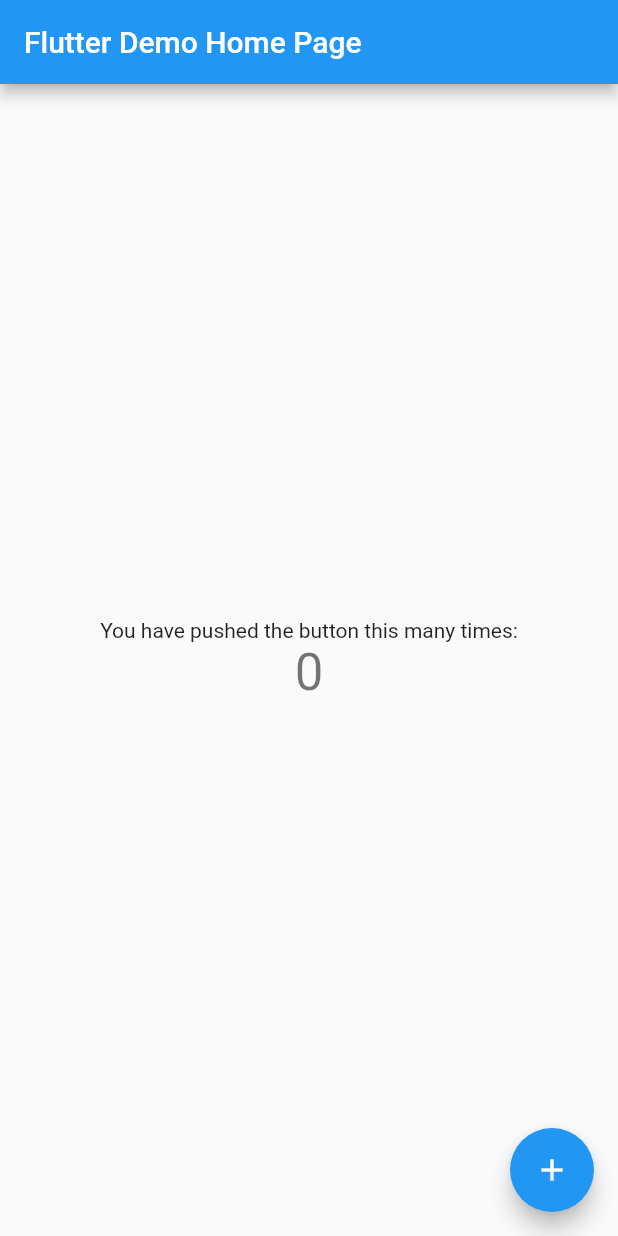
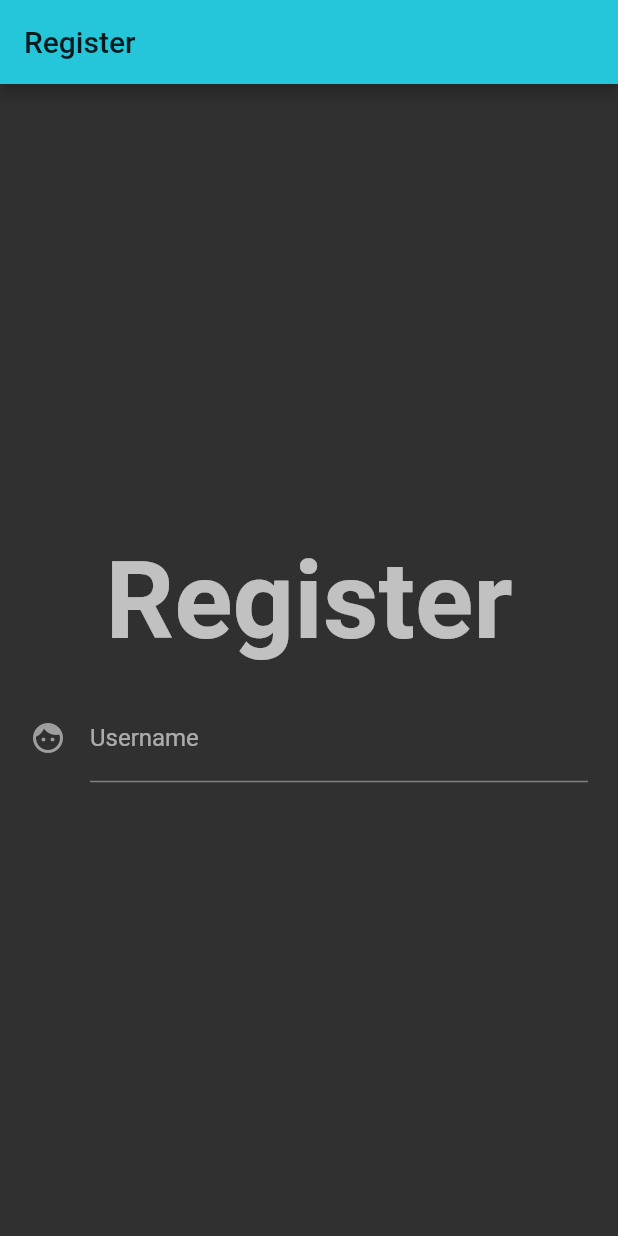
Before and after one commit to zainahmed0597/e_commerce_flutter, a Flutter app: the screen it shows after launch, on a phone screen of 412 x 824 dp. Run offline on Flutter 3.47's test engine with Material 2 defaults, Android fonts, the phone set to English and light mode, and no system bars.

Commit message:
add files

```diff
--- a/lib/main.dart
+++ b/lib/main.dart
@@ -1,3 +1,4 @@
+import 'package:e_commerce_flutter/pages/register_page.dart';
 import 'package:flutter/material.dart';
 
 void main() {
@@ -5,109 +6,20 @@
 }
 
 class MyApp extends StatelessWidget {
-  // This widget is the root of your application.
   @override
   Widget build(BuildContext context) {
     return MaterialApp(
       title: 'Flutter Demo',
+      debugShowCheckedModeBanner: false,
       theme: ThemeData(
-        // This is the theme of your application.
-        //
-        // Try running your application with "flutter run". You'll see the
-        // application has a blue toolbar. Then, without quitting the app, try
-        // changing the primarySwatch below to Colors.green and then invoke
-        // "hot reload" (press "r" in the console where you ran "flutter run",
-        // or simply save your changes to "hot reload" in a Flutter IDE).
-        // Notice that the counter didn't reset back to zero; the application
-        // is not restarted.
-        primarySwatch: Colors.blue,
+        brightness: Brightness.dark,
+        primaryColor: Colors.cyan[400],
+        accentColor: Colors.deepOrange[200],
+        textTheme: TextTheme(
+          headline1: TextStyle(fontSize: 72.0, fontWeight: FontWeight.bold),
+        ),
       ),
-      home: MyHomePage(title: 'Flutter Demo Home Page'),
+      home: RegisterPage(),
     );
   }
 }
-
-class MyHomePage extends StatefulWidget {
-  MyHomePage({Key key, this.title}) : super(key: key);
-
-  // This widget is the home page of your application. It is stateful, meaning
-  // that it has a State object (defined below) that contains fields that affect
-  // how it looks.
-
-  // This class is the configuration for the state. It holds the values (in this
-  // case the title) provided by the parent (in this case the App widget) and
-  // used by the build method of the State. Fields in a Widget subclass are
-  // always marked "final".
-
-  final String title;
-
-  @override
-  _MyHomePageState createState() => _MyHomePageState();
-}
-
-class _MyHomePageState extends State<MyHomePage> {
-  int _counter = 0;
-
-  void _incrementCounter() {
-    setState(() {
-      // This call to setState tells the Flutter framework that something has
-      // changed in this State, which causes it to rerun the build method below
-      // so that the display can reflect the updated values. If we changed
-      // _counter without calling setState(), then the build method would not be
-      // called again, and so nothing would appear to happen.
-      _counter++;
-    });
-  }
-
-  @override
-  Widget build(BuildContext context) {
-    // This method is rerun every time setState is called, for instance as done
-    // by the _incrementCounter method above.
-    //
-    // The Flutter framework has been optimized to make rerunning build methods
-    // fast, so that you can just rebuild anything that needs updating rather
-    // than having to individually change instances of widgets.
-    return Scaffold(
-      appBar: AppBar(
-        // Here we take the value from the MyHomePage object that was created by
-        // the App.build method, and use it to set our appbar title.
-        title: Text(widget.title),
-      ),
-      body: Center(
-        // Center is a layout widget. It takes a single child and positions it
-        // in the middle of the parent.
-        child: Column(
-          // Column is also a layout widget. It takes a list of children and
-          // arranges them vertically. By default, it sizes itself to fit its
-          // children horizontally, and tries to be as tall as its parent.
-          //
-          // Invoke "debug painting" (press "p" in the console, choose the
-          // "Toggle Debug Paint" action from the Flutter Inspector in Android
-          // Studio, or the "Toggle Debug Paint" command in Visual Studio Code)
-          // to see the wireframe for each widget.
-          //
-          // Column has various properties to control how it sizes itself and
-          // how it positions its children. Here we use mainAxisAlignment to
-          // center the children vertically; the main axis here is the vertical
-          // axis because Columns are vertical (the cross axis would be
-          // horizontal).
-          mainAxisAlignment: MainAxisAlignment.center,
-          children: <Widget>[
-            Text(
-              'You have pushed the button this many times:',
-            ),
-            Text(
-              '$_counter',
-              style: Theme.of(context).textTheme.headline4,
-            ),
-          ],
-        ),
-      ),
-      floatingActionButton: FloatingActionButton(
-        onPressed: _incrementCounter,
-        tooltip: 'Increment',
-        child: Icon(Icons.add),
-      ), // This trailing comma makes auto-formatting nicer for build methods.
-    );
-  }
-}
--- /dev/null
+++ b/lib/pages/register_page.dart
@@ -0,0 +1,49 @@
+import 'package:flutter/material.dart';
+
+class RegisterPage extends StatefulWidget {
+  @override
+  _RegisterPageState createState() => _RegisterPageState();
+}
+
+class _RegisterPageState extends State<RegisterPage> {
+  @override
+  Widget build(BuildContext context) {
+    return Scaffold(
+      appBar: AppBar(
+        title: Text("Register"),
+      ),
+      body: Container(
+        padding: EdgeInsets.symmetric(
+          horizontal: 20.0,
+        ),
+        child: Center(
+          child: SingleChildScrollView(
+            child: Form(
+              child: Column(
+                children: [
+                  Text(
+                    'Register',
+                    style: Theme.of(context).textTheme.headline1,
+                  ),
+                  Padding(
+                    padding: EdgeInsets.only(top: 20.0),
+                    child: TextFormField(
+                      decoration: InputDecoration(
+                        labelText: 'Username',
+                        hintText: 'Enter username, min length 6',
+                        icon: Icon(
+                          Icons.face,
+                          color: Colors.grey,
+                        ),
+                      ),
+                    ),
+                  ),
+                ],
+              ),
+            ),
+          ),
+        ),
+      ),
+    );
+  }
+}
```
